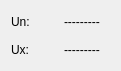
Before: the Qt Designer form wm3000u/wmoffsetvalbase.ui in ZeraGmbH/wm-project, drawn with Qt 5.
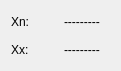
After: the same form once the commit is applied.

Patch:
```diff
--- a/wm3000u/wmoffsetvalbase.ui
+++ b/wm3000u/wmoffsetvalbase.ui
@@ -48,7 +48,7 @@
       <enum>QFrame::NoFrame</enum>
      </property>
      <property name="text">
-      <string>Un:</string>
+      <string>Xn:</string>
      </property>
      <property name="wordWrap">
       <bool>false</bool>
@@ -61,7 +61,7 @@
       <enum>QFrame::NoFrame</enum>
      </property>
      <property name="text">
-      <string>Ux:</string>
+      <string>Xx:</string>
      </property>
      <property name="wordWrap">
       <bool>false</bool>
```
